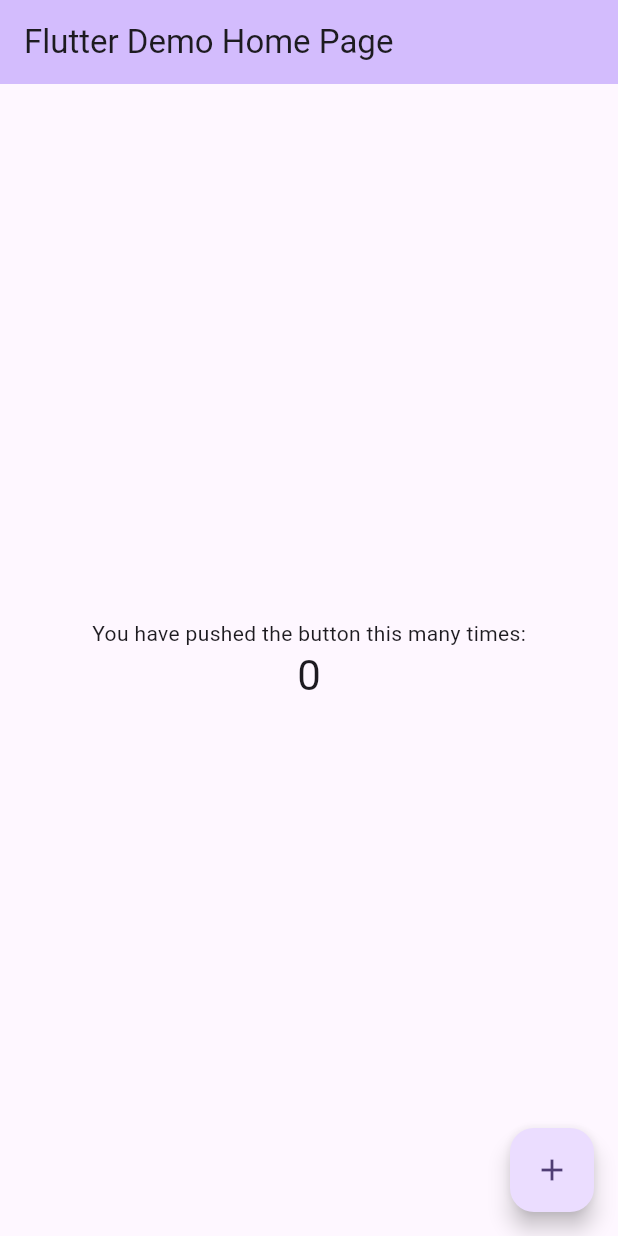
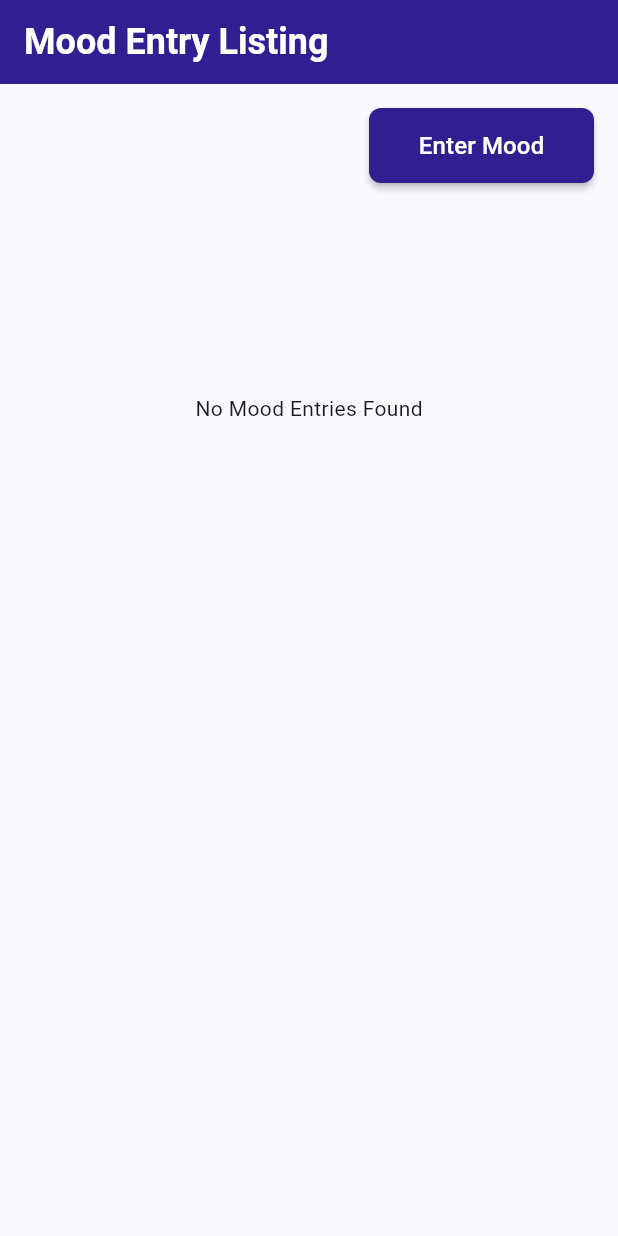
Before and after one commit to MR0100/test_mood_tracker, a Flutter app: the screen it shows after launch, on a phone screen of 412 x 824 dp. Run offline on Flutter 3.47's test engine with Material 3 defaults, Android fonts, the phone set to English and light mode, and no system bars; our stand-ins replace equatable, flutter_bloc, get_it, go_router.

Commit message:
feat(listing): added styles, core and basic setups with structure for listing feature and added some logical part there

```diff
--- /dev/null
+++ b/lib/core/core.dart
@@ -0,0 +1,4 @@
+export 'styles/styles.dart';
+export 'router/app_router.dart';
+export 'di/injection_container.dart';
+export 'widgets/widgets.dart';
--- /dev/null
+++ b/lib/core/di/injection_container.dart
@@ -0,0 +1,9 @@
+import 'package:get_it/get_it.dart';
+
+import '../../feature/mood_listing/mood_listing.feature.dart';
+
+final di = GetIt.instance;
+
+Future<void> initInjection() async {
+  di.registerFactory(() => MoodListingBloc());
+}
--- /dev/null
+++ b/lib/core/router/app_router.dart
@@ -0,0 +1,23 @@
+import 'package:flutter_bloc/flutter_bloc.dart';
+import 'package:go_router/go_router.dart';
+
+import '../../feature/mood_listing/mood_listing.feature.dart'
+    show MoodListingBloc, MoodEntryListingScreen;
+import '../di/injection_container.dart';
+
+class AppRouter {
+  static const String moodEntryListing = "/mood-entry-listing";
+
+  static final GoRouter router = GoRouter(
+    initialLocation: moodEntryListing,
+    routes: [
+      GoRoute(
+        path: moodEntryListing,
+        builder: (context, state) => BlocProvider(
+          create: (_) => di<MoodListingBloc>(),
+          child: const MoodEntryListingScreen(),
+        ),
+      ),
+    ],
+  );
+}
--- /dev/null
+++ b/lib/core/styles/app_colors.dart
@@ -0,0 +1,19 @@
+part of 'styles.dart';
+
+class AppColors {
+  const AppColors._();
+
+  static const Color transparent = Color(0x00000000);
+  static const Color white = Color(0xFFFFFFFF);
+  static const Color black = Color(0xFF000000);
+
+  static const Color primary = Color.fromARGB(255, 48, 31, 145);
+
+  static const Color darkGrey = Color(0xFF616161);
+  static const Color grey = Color(0xFF9E9E9E);
+  static const Color lightGrey = Color(0xFFF5F5F5);
+
+  static const Color happy = Color(0xFF4CAF50);
+  static const Color neutral = Color(0xFF2196F3);
+  static const Color sad = Color(0xFFF44336);
+}
--- /dev/null
+++ b/lib/core/styles/app_text_styles.dart
@@ -0,0 +1,56 @@
+part of 'styles.dart';
+
+class AppTextStyles {
+  const AppTextStyles._();
+
+  /// h1
+  static TextStyle h1 = TextStyle(
+    fontSize: 32,
+    fontWeight: FontWeight.bold,
+    color: AppColors.black,
+  );
+
+  /// h2
+  static TextStyle h2 = TextStyle(
+    fontSize: 24,
+    fontWeight: FontWeight.bold,
+    color: AppColors.black,
+  );
+
+  /// h3
+  static TextStyle h3 = TextStyle(
+    fontSize: 20,
+    fontWeight: FontWeight.bold,
+    color: AppColors.black,
+  );
+
+  /// h4
+  static TextStyle h4 = TextStyle(
+    fontSize: 16,
+    fontWeight: FontWeight.bold,
+    color: AppColors.black,
+  );
+
+  /// h5
+  static TextStyle h5 = TextStyle(
+    fontSize: 14,
+    fontWeight: FontWeight.bold,
+    color: AppColors.black,
+  );
+
+  /// h6
+  static TextStyle h6 = TextStyle(
+    fontSize: 12,
+    fontWeight: FontWeight.bold,
+    color: AppColors.black,
+  );
+
+  /// body
+  static TextStyle body = TextStyle(fontSize: 16, color: AppColors.black);
+
+  /// button
+  static TextStyle button = TextStyle(fontSize: 16, color: AppColors.black);
+
+  /// label
+  static TextStyle label = TextStyle(fontSize: 14, color: AppColors.black);
+}
--- /dev/null
+++ b/lib/core/styles/styles.dart
@@ -0,0 +1,6 @@
+library;
+
+import 'package:flutter/material.dart';
+
+part 'app_colors.dart';
+part 'app_text_styles.dart';
--- /dev/null
+++ b/lib/core/widgets/buttons/core_primary_button.dart
@@ -0,0 +1,26 @@
+part of '../widgets.dart';
+
+class CorePrimaryButton extends StatelessWidget {
+  final String title;
+  final VoidCallback onTap;
+  const CorePrimaryButton({
+    super.key,
+    required this.title,
+    required this.onTap,
+  });
+
+  @override
+  Widget build(BuildContext context) {
+    return MaterialButton(
+      onPressed: onTap,
+      color: AppColors.primary,
+      shape: RoundedRectangleBorder(borderRadius: BorderRadius.circular(8)),
+      height: 50,
+      minWidth: 150,
+      child: Text(
+        title,
+        style: AppTextStyles.button.copyWith(color: AppColors.white),
+      ),
+    );
+  }
+}
--- /dev/null
+++ b/lib/core/widgets/widgets.dart
@@ -0,0 +1,5 @@
+import 'package:flutter/material.dart';
+
+import '../styles/styles.dart';
+
+part 'buttons/core_primary_button.dart';
--- /dev/null
+++ b/lib/feature/mood_listing/domain/entity/mood_entry_entity.dart
@@ -0,0 +1,15 @@
+part of '../../mood_listing.feature.dart';
+
+class MoodEntryEntity {
+  final String id;
+  final MoodType type;
+  final DateTime timestamp;
+  final Color color;
+
+  MoodEntryEntity({
+    required this.id,
+    required this.type,
+    required this.timestamp,
+    required this.color,
+  });
+}
--- /dev/null
+++ b/lib/feature/mood_listing/domain/enums/mode_type_enum.dart
@@ -0,0 +1,21 @@
+part of '../../mood_listing.feature.dart';
+
+enum MoodType {
+  happy,
+  neutral,
+  sad;
+
+  const MoodType();
+
+  Color get color => switch (this) {
+    happy => Colors.green,
+    neutral => Colors.yellow,
+    sad => Colors.red,
+  };
+
+  String get name => switch (this) {
+    happy => 'Happy',
+    neutral => 'Neutral',
+    sad => 'Sad',
+  };
+}
--- /dev/null
+++ b/lib/feature/mood_listing/mood_listing.feature.dart
@@ -0,0 +1,15 @@
+library;
+
+import 'package:equatable/equatable.dart';
+import 'package:flutter/material.dart';
+import 'package:flutter_bloc/flutter_bloc.dart';
+import 'package:test_mood_tracker/core/core.dart';
+
+part 'presentation/bloc/mood_listing_bloc.dart';
+part 'presentation/bloc/mood_listing_state.dart';
+part 'presentation/bloc/mood_listing_event.dart';
+
+part 'presentation/view/mood_entry_listing_screen.dart';
+
+part 'domain/entity/mood_entry_entity.dart';
+part 'domain/enums/mode_type_enum.dart';
--- /dev/null
+++ b/lib/feature/mood_listing/presentation/bloc/mood_listing_bloc.dart
@@ -0,0 +1,30 @@
+part of '../../mood_listing.feature.dart';
+
+class MoodListingBloc extends Bloc<MoodListingEvent, MoodListingState> {
+  MoodListingBloc() : super(MoodListingState.initial()) {
+    on<AddMoodEntryEvent>(_onAddMoodEntryEvent);
+    on<DeleteMoodEntryEvent>(_onDeleteMoodEntryEvent);
+  }
+
+  // =========[ EVENT HANDLERS ]=========
+
+  /// Add Mood Entry
+  Future<void> _onAddMoodEntryEvent(
+    AddMoodEntryEvent event,
+    Emitter<MoodListingState> emit,
+  ) async {
+    emit(state.copyWith(moodEntries: [...state.moodEntries, event.moodEntry]));
+  }
+
+  /// Delete Mood Entry
+  Future<void> _onDeleteMoodEntryEvent(
+    DeleteMoodEntryEvent event,
+    Emitter<MoodListingState> emit,
+  ) async {
+    emit(
+      state.copyWith(
+        moodEntries: state.moodEntries.where((e) => e.id != event.id).toList(),
+      ),
+    );
+  }
+}
--- /dev/null
+++ b/lib/feature/mood_listing/presentation/bloc/mood_listing_event.dart
@@ -0,0 +1,17 @@
+part of '../../mood_listing.feature.dart';
+
+abstract class MoodListingEvent {}
+
+class MoodListingEventInitial extends MoodListingEvent {}
+
+class AddMoodEntryEvent extends MoodListingEvent {
+  final MoodEntryEntity moodEntry;
+
+  AddMoodEntryEvent({required this.moodEntry});
+}
+
+class DeleteMoodEntryEvent extends MoodListingEvent {
+  final String id;
+
+  DeleteMoodEntryEvent({required this.id});
+}
--- /dev/null
+++ b/lib/feature/mood_listing/presentation/bloc/mood_listing_state.dart
@@ -0,0 +1,16 @@
+part of '../../mood_listing.feature.dart';
+
+class MoodListingState extends Equatable {
+  final List<MoodEntryEntity> moodEntries;
+
+  const MoodListingState({required this.moodEntries});
+
+  factory MoodListingState.initial() => const MoodListingState(moodEntries: []);
+
+  MoodListingState copyWith({List<MoodEntryEntity>? moodEntries}) {
+    return MoodListingState(moodEntries: moodEntries ?? this.moodEntries);
+  }
+
+  @override
+  List<Object?> get props => [moodEntries];
+}
--- /dev/null
+++ b/lib/feature/mood_listing/presentation/view/mood_entry_listing_screen.dart
@@ -0,0 +1,86 @@
+part of '../../mood_listing.feature.dart';
+
+class MoodEntryListingScreen extends StatelessWidget {
+  const MoodEntryListingScreen({super.key});
+
+  @override
+  Widget build(BuildContext context) {
+    return Scaffold(
+      appBar: AppBar(
+        title: Text(
+          "Mood Entry Listing",
+          style: AppTextStyles.h2.copyWith(color: AppColors.white),
+        ),
+        backgroundColor: AppColors.primary,
+      ),
+
+      body: Padding(
+        padding: const EdgeInsets.all(16),
+        child: Column(
+          children: [
+            Row(
+              mainAxisAlignment: MainAxisAlignment.end,
+              children: [
+                CorePrimaryButton(
+                  title: "Enter Mood",
+                  onTap: () {
+                    // final String id = DateTime.now().millisecondsSinceEpoch.toString();
+                    // final MoodEntryEntity entry = MoodEntryEntity(id: id, type: , timestamp: timestamp, color: color);
+                    // context.read<MoodListingBloc>().add(AddMoodEntryEvent(moodEntry: moodEntry))
+                  },
+                ),
+              ],
+            ),
+
+            /// MOOD LISTING
+            _moodEntriesListing(),
+          ],
+        ),
+      ),
+    );
+  }
+
+  // List all the Mood entries in horizontal timeline.
+  Widget _moodEntriesListing() {
+    return SizedBox(
+      height: 300,
+      width: double.infinity,
+      child: BlocBuilder<MoodListingBloc, MoodListingState>(
+        builder: (context, state) {
+          // Empty State
+          if (state.moodEntries.isEmpty) {
+            return Center(child: Text("No Mood Entries Found"));
+          }
+
+          return ListView.separated(
+            physics: BouncingScrollPhysics(),
+            scrollDirection: Axis.horizontal,
+            itemBuilder: (context, index) {
+              final MoodEntryEntity entry = state.moodEntries[index];
+              return Container(
+                height: 250,
+                width: 300,
+                decoration: BoxDecoration(
+                  color: entry.type.color,
+                  boxShadow: [
+                    BoxShadow(
+                      color: AppColors.black.withValues(alpha: 0.05),
+                      blurRadius: 10,
+                      offset: const Offset(0, 2),
+                    ),
+                  ],
+                  borderRadius: BorderRadius.circular(12),
+                  border: Border.all(
+                    color: AppColors.grey.withValues(alpha: 0.1),
+                  ),
+                ),
+              );
+            },
+            separatorBuilder: (context, index) => const SizedBox(width: 8),
+            itemCount: state.moodEntries.length,
+          );
+        },
+      ),
+    );
+  }
+}
--- a/lib/main.dart
+++ b/lib/main.dart
@@ -1,122 +1,36 @@
+import 'package:flutter/gestures.dart';
 import 'package:flutter/material.dart';
 
-void main() {
-  runApp(const MyApp());
+import 'core/core.dart';
+
+void main() async {
+  WidgetsFlutterBinding.ensureInitialized();
+  await initInjection();
+  runApp(const MoodTrackerApp());
 }
 
-class MyApp extends StatelessWidget {
-  const MyApp({super.key});
+class AppScrollBehavior extends MaterialScrollBehavior {
+  @override
+  Set<PointerDeviceKind> get dragDevices => {
+    PointerDeviceKind.touch,
+    PointerDeviceKind.mouse,
+    PointerDeviceKind.trackpad,
+    PointerDeviceKind.stylus,
+  };
+}
 
-  // This widget is the root of your application.
+class MoodTrackerApp extends StatelessWidget {
+  const MoodTrackerApp({super.key});
+
   @override
   Widget build(BuildContext context) {
-    return MaterialApp(
-      title: 'Flutter Demo',
-      theme: ThemeData(
-        // This is the theme of your application.
-        //
-        // TRY THIS: Try running your application with "flutter run". You'll see
-        // the application has a purple toolbar. Then, without quitting the app,
-        // try changing the seedColor in the colorScheme below to Colors.green
-        // and then invoke "hot reload" (save your changes or press the "hot
-        // reload" button in a Flutter-supported IDE, or press "r" if you used
-        // the command line to start the app).
-        //
-        // Notice that the counter didn't reset back to zero; the application
-        // state is not lost during the reload. To reset the state, use hot
-        // restart instead.
-        //
-        // This works for code too, not just values: Most code changes can be
-        // tested with just a hot reload.
-        colorScheme: .fromSeed(seedColor: Colors.deepPurple),
+    return MaterialApp.router(
+      routerConfig: AppRouter.router,
+      scrollBehavior: AppScrollBehavior(),
+      theme: ThemeData.from(
+        colorScheme: ColorScheme.fromSeed(seedColor: AppColors.primary),
       ),
-      home: const MyHomePage(title: 'Flutter Demo Home Page'),
+      debugShowCheckedModeBanner: false,
     );
   }
 }
-
-class MyHomePage extends StatefulWidget {
-  const MyHomePage({super.key, required this.title});
-
-  // This widget is the home page of your application. It is stateful, meaning
-  // that it has a State object (defined below) that contains fields that affect
-  // how it looks.
-
-  // This class is the configuration for the state. It holds the values (in this
-  // case the title) provided by the parent (in this case the App widget) and
-  // used by the build method of the State. Fields in a Widget subclass are
-  // always marked "final".
-
-  final String title;
-
-  @override
-  State<MyHomePage> createState() => _MyHomePageState();
-}
-
-class _MyHomePageState extends State<MyHomePage> {
-  int _counter = 0;
-
-  void _incrementCounter() {
-    setState(() {
-      // This call to setState tells the Flutter framework that something has
-      // changed in this State, which causes it to rerun the build method below
-      // so that the display can reflect the updated values. If we changed
-      // _counter without calling setState(), then the build method would not be
-      // called again, and so nothing would appear to happen.
-      _counter++;
-    });
-  }
-
-  @override
-  Widget build(BuildContext context) {
-    // This method is rerun every time setState is called, for instance as done
-    // by the _incrementCounter method above.
-    //
-    // The Flutter framework has been optimized to make rerunning build methods
-    // fast, so that you can just rebuild anything that needs updating rather
-    // than having to individually change instances of widgets.
-    return Scaffold(
-      appBar: AppBar(
-        // TRY THIS: Try changing the color here to a specific color (to
-        // Colors.amber, perhaps?) and trigger a hot reload to see the AppBar
-        // change color while the other colors stay the same.
-        backgroundColor: Theme.of(context).colorScheme.inversePrimary,
-        // Here we take the value from the MyHomePage object that was created by
-        // the App.build method, and use it to set our appbar title.
-        title: Text(widget.title),
-      ),
-      body: Center(
-        // Center is a layout widget. It takes a single child and positions it
-        // in the middle of the parent.
-        child: Column(
-          // Column is also a layout widget. It takes a list of children and
-          // arranges them vertically. By default, it sizes itself to fit its
-          // children horizontally, and tries to be as tall as its parent.
-          //
-          // Column has various properties to control how it sizes itself and
-          // how it positions its children. Here we use mainAxisAlignment to
-          // center the children vertically; the main axis here is the vertical
-          // axis because Columns are vertical (the cross axis would be
-          // horizontal).
-          //
-          // TRY THIS: Invoke "debug painting" (choose the "Toggle Debug Paint"
-          // action in the IDE, or press "p" in the console), to see the
-          // wireframe for each widget.
-          mainAxisAlignment: .center,
-          children: [
-            const Text('You have pushed the button this many times:'),
-            Text(
-              '$_counter',
-              style: Theme.of(context).textTheme.headlineMedium,
-            ),
-          ],
-        ),
-      ),
-      floatingActionButton: FloatingActionButton(
-        onPressed: _incrementCounter,
-        tooltip: 'Increment',
-        child: const Icon(Icons.add),
-      ),
-    );
-  }
-}
--- a/pubspec.yaml
+++ b/pubspec.yaml
@@ -34,6 +34,10 @@ dependencies:
   # The following adds the Cupertino Icons font to your application.
   # Use with the CupertinoIcons class for iOS style icons.
   cupertino_icons: ^1.0.8
+  go_router: ^17.1.0
+  equatable: ^2.0.8
+  get_it: ^9.2.1
+  flutter_bloc: ^9.1.1
 
 dev_dependencies:
   flutter_test:
```
Also changed, not shown: pubspec.lock.
